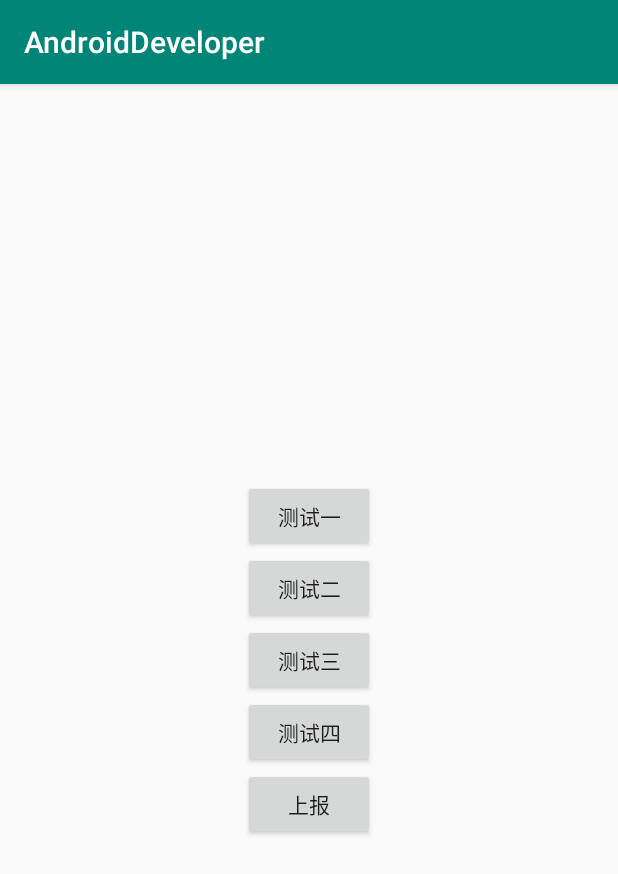
After one commit to hewking/AndroidSamples, an Android app: the fragment JacocoFragment placed in its activity, on a phone screen of 412 x 824 dp. The commit adds this screen. Shown: the top 874 px of the screen. Run offline under Robolectric (Android 15) with nearby library versions, the light colour scheme and no system bars; our stand-ins replace data binding.

Commit message:
feature: 配置jacoco 代码覆盖率

```diff
--- a/app/src/main/java/com/hewking/develop/app/DemoApplication.kt
+++ b/app/src/main/java/com/hewking/develop/app/DemoApplication.kt
@@ -6,6 +6,7 @@ import androidx.lifecycle.ProcessLifecycleOwner
 import androidx.multidex.MultiDex
 import com.didichuxing.doraemonkit.DoraemonKit
 import com.hewking.develop.db.GreenDao
+import com.tencent.bugly.crashreport.CrashReport
 import com.umeng.commonsdk.UMConfigure
 
 class DemoApplication : Application(){
@@ -21,6 +22,9 @@ class DemoApplication : Application(){
 
         UMConfigure.init(this, "60af5b916c421a3d97cf5988", "Umeng", UMConfigure.DEVICE_TYPE_PHONE, "");
         UMConfigure.setLogEnabled(true)
+
+        CrashReport.initCrashReport(this, "69ce407acd", true);
+
     }
 
     override fun attachBaseContext(base: Context?) {
--- a/app/src/main/java/com/hewking/develop/demo/DemoListFragment.kt
+++ b/app/src/main/java/com/hewking/develop/demo/DemoListFragment.kt
@@ -49,6 +49,7 @@ class DemoListFragment : Fragment() {
         it.add(Item(index++, "WebViewFragment Demo", WebViewFragment::class.java))
         it.add(Item(index++, "UAPMFragment Demo", UAPMFragment::class.java))
         it.add(Item(index++, "聊天", MessageFragment::class.java))
+        it.add(Item(index++, "Jacoco 测试", JacocoFragment::class.java))
         it.add(Item(index++, "玩Android 首页，Paging3 Demo", ArticleListFragment::class.java))
     }
 
--- /dev/null
+++ b/app/src/main/java/com/hewking/develop/demo/JacocoFragment.kt
@@ -0,0 +1,61 @@
+package com.hewking.develop.demo
+
+import android.os.Bundle
+import android.view.LayoutInflater
+import android.view.View
+import android.view.ViewGroup
+import androidx.fragment.app.Fragment
+import com.hewking.develop.R
+import com.hewking.develop.databinding.FragmentJacocoBinding
+import com.hewking.develop.test.JacocoHelper
+import com.hewking.develop.util.toast
+
+/**
+ *@Description:
+ *@Author: jianhao
+ *@Date:   2021-09-10 16:43
+ *@License: Copyright Since 2020 Hive Box Technology. All rights reserved.
+ *@Notice: This content is limited to the internal circulation of
+ *  Hive Box, and it is prohibited to leak or used for other commercial purposes.
+ */
+class JacocoFragment: Fragment() {
+
+    private lateinit var binding: FragmentJacocoBinding
+
+    override fun onCreate(savedInstanceState: Bundle?) {
+        super.onCreate(savedInstanceState)
+    }
+
+    override fun onCreateView(
+        inflater: LayoutInflater,
+        container: ViewGroup?,
+        savedInstanceState: Bundle?
+    ): View? {
+        binding = FragmentJacocoBinding.inflate(inflater, container, false)
+        return binding.root
+    }
+
+    override fun onViewCreated(view: View, savedInstanceState: Bundle?) {
+        super.onViewCreated(view, savedInstanceState)
+
+        val listener = View.OnClickListener {
+            when(it.id) {
+                R.id.btn1 -> toast(requireContext(), "测试1")
+                R.id.btn2 -> toast(requireContext(), "测试2")
+                R.id.btn3 -> toast(requireContext(), "测试3")
+                R.id.btn4 -> toast(requireContext(), "测试4")
+            }
+        }
+
+        binding.btn1.setOnClickListener(listener)
+        binding.btn2.setOnClickListener(listener)
+        binding.btn3.setOnClickListener(listener)
+        binding.btn4.setOnClickListener(listener)
+
+        binding.btnReport.setOnClickListener {
+            JacocoHelper.generateEcFile(requireContext(), true)
+        }
+
+    }
+
+}
--- a/app/src/main/java/com/hewking/develop/demo/TestDemoFragment.kt
+++ b/app/src/main/java/com/hewking/develop/demo/TestDemoFragment.kt
@@ -10,6 +10,7 @@ import com.hewking.develop.databinding.TestFragmentBinding
 import com.hewking.develop.demo.dialog.BottomDialogDemo
 import com.hewking.develop.demo.dialog.BottomItemsDialog
 import com.hewking.develop.demo.dialog.CustomDialog
+import com.tencent.bugly.crashreport.CrashReport
 import kotlinx.android.synthetic.main.test_fragment.*
 
 class TestDemoFragment : Fragment() {
@@ -36,6 +37,8 @@ class TestDemoFragment : Fragment() {
 
         binding.btnChange2.setOnClickListener {
             ll_mask.showMask = true
+
+            CrashReport.testJavaCrash()
         }
 
         binding.listItem.run {
--- /dev/null
+++ b/app/src/main/res/layout/fragment_jacoco.xml
@@ -0,0 +1,48 @@
+<?xml version="1.0" encoding="utf-8"?>
+<androidx.constraintlayout.widget.ConstraintLayout xmlns:android="http://schemas.android.com/apk/res/android"
+    android:layout_width="match_parent"
+    android:layout_height="match_parent"
+    xmlns:app="http://schemas.android.com/apk/res-auto">
+
+    <LinearLayout
+        android:layout_width="wrap_content"
+        android:layout_height="wrap_content"
+        android:orientation="vertical"
+        app:layout_constraintLeft_toLeftOf="parent"
+        app:layout_constraintRight_toRightOf="parent"
+        app:layout_constraintTop_toTopOf="parent"
+        app:layout_constraintBottom_toBottomOf="parent">
+
+        <Button
+            android:id="@+id/btn1"
+            android:layout_width="wrap_content"
+            android:layout_height="wrap_content"
+            android:text="测试一"/>
+
+        <Button
+            android:id="@+id/btn2"
+            android:layout_width="wrap_content"
+            android:layout_height="wrap_content"
+            android:text="测试二"/>
+
+        <Button
+            android:id="@+id/btn3"
+            android:layout_width="wrap_content"
+            android:layout_height="wrap_content"
+            android:text="测试三"/>
+
+        <Button
+            android:id="@+id/btn4"
+            android:layout_width="wrap_content"
+            android:layout_height="wrap_content"
+            android:text="测试四"/>
+
+        <Button
+            android:id="@+id/btnReport"
+            android:layout_width="wrap_content"
+            android:layout_height="wrap_content"
+            android:text="上报"/>
+
+    </LinearLayout>
+
+</androidx.constraintlayout.widget.ConstraintLayout>
--- a/build.gradle
+++ b/build.gradle
@@ -7,12 +7,14 @@ buildscript {
     repositories {
         google()
         jcenter()
+        maven { url 'https://jitpack.io' } //jacoco
         maven {
             url uri("http://artifactory.fcbox.com:8081/artifactory/libs-snapshot")
         }
         maven { url 'https://repo1.maven.org/maven2/' }
         mavenCentral()
         mavenLocal()
+        maven { url 'https://jitpack.io' } //jacoco
     }
     dependencies {
         classpath 'com.android.tools.build:gradle:4.0.1'
@@ -66,6 +68,7 @@ allprojects {
         maven { url 'http://artifactory.fcbox.com:8081/artifactory/libs' }
         google()
         jcenter()
+        maven { url 'https://jitpack.io' } //jacoco
         maven { url 'https://repo1.maven.org/maven2/' }
     }
 }
```
Also changed, not shown: app/build.gradle (+11 -0 lines), app/jacoco.gradle (added, +70 -0 lines), app/src/main/java/com/hewking/develop/demo/CompatAndroidQActivity.kt (+13 -7 lines), app/src/main/java/com/hewking/develop/test/JacocoHelper.java (added, +79 -0 lines), 2 other files.
